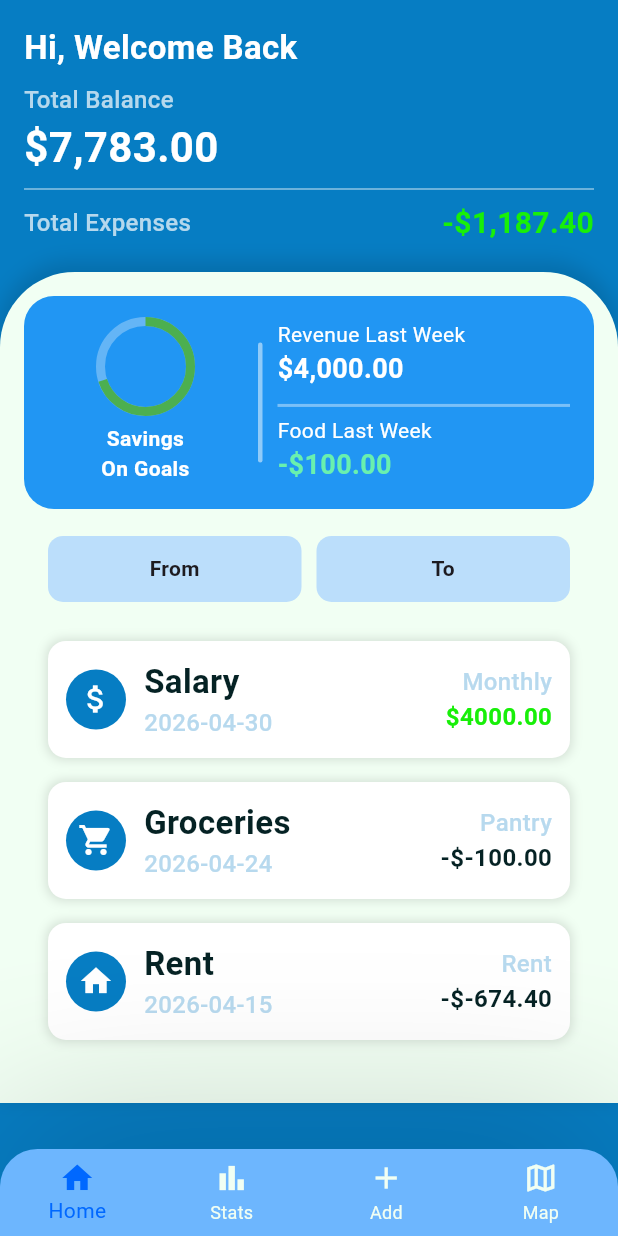
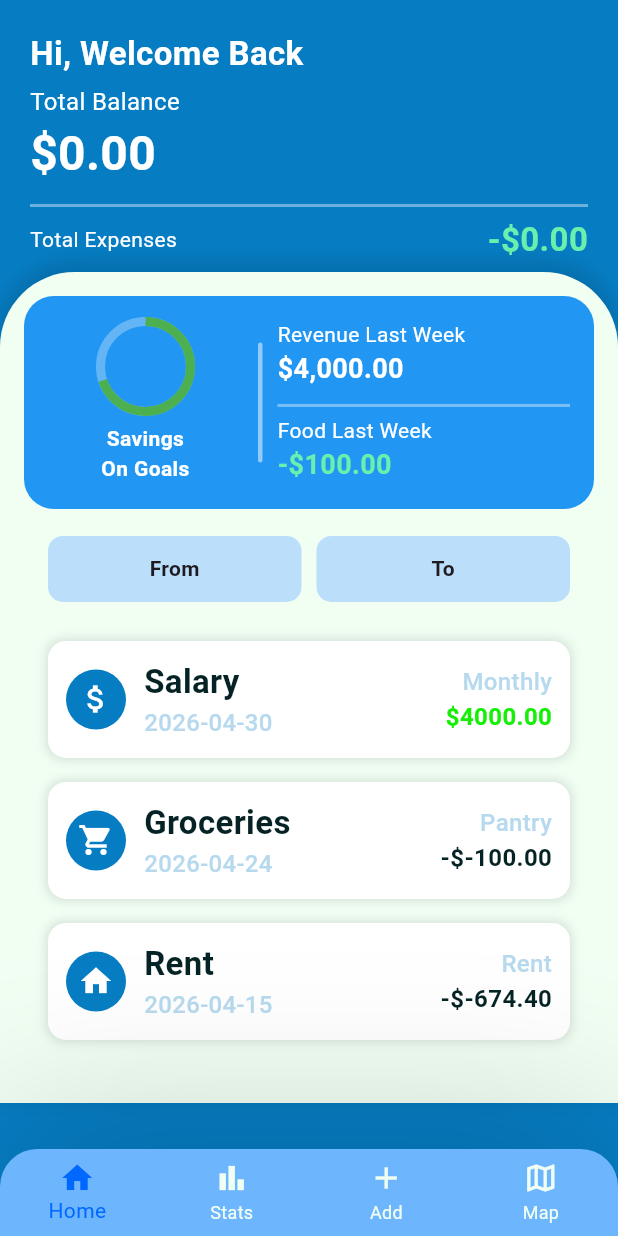
Before and after one commit to Moviles-G45/FlutterApp, a Flutter app: the HomeScreen screen opened by its route, on a phone screen of 412 x 824 dp. Run offline on Flutter 3.47's test engine with Material 3 defaults, Android fonts, the phone set to English and light mode, and no system bars; our stand-ins replace firebase_auth, firebase_core, geolocator, google_maps_flutter, shared_preferences; accounts and stored records are empty; network calls fail; statements that could not run were skipped.

```diff
--- a/flutter/lib/presentation/widgets/expense_widgets.dart
+++ b/flutter/lib/presentation/widgets/expense_widgets.dart
@@ -3,6 +3,7 @@ import 'package:flutter/material.dart';
 import 'package:intl/intl.dart';
 import 'dart:convert';
 import 'package:http/http.dart' as http;
+
 
 
 
--- a/flutter/lib/presentation/widgets_home/balance_card.dart
+++ b/flutter/lib/presentation/widgets_home/balance_card.dart
@@ -1,35 +1,109 @@
 import 'package:finances/config/theme/colors.dart';
-import 'package:finances/config/theme/text_styles.dart';
 import 'package:flutter/material.dart';
+import 'package:finances/services/api_service.dart';
 
+class BalanceCard extends StatefulWidget {
+  @override
+  _BalanceCardState createState() => _BalanceCardState();
+}
 
-class BalanceCard extends StatelessWidget {
+class _BalanceCardState extends State<BalanceCard> {
+  double totalBalance = 0.0;
+  double totalExpense = 0.0;
+  bool isLoading = true;
+
+  final ApiService apiService = ApiService();
+  final String userEmail = "johndoe@example.com"; // Reemplaza con el usuario actual
+
+  @override
+  void initState() {
+    super.initState();
+    fetchBalance();
+  }
+
+  Future<void> fetchBalance() async {
+    try {
+      final spentData = await apiService.getTotalSpent(userEmail);
+      final balanceData = await apiService.getMonthlyBalance(userEmail, 2024, 4);
+
+      setState(() {
+        totalBalance = balanceData["balance"] ?? 0.0;
+        totalExpense = spentData["total_spent"] ?? 0.0;
+        isLoading = false;
+      });
+    } catch (e) {
+      print("Error al obtener los datos: $e");
+      setState(() {
+        isLoading = false;
+      });
+    }
+  }
+
   @override
   Widget build(BuildContext context) {
     return Container(
-      padding: EdgeInsets.all(16),
+      width: double.infinity, // Ocupar todo el ancho
+      padding: EdgeInsets.all(20), // Espaciado interno
       decoration: BoxDecoration(
         color: AppColors.background,
-        borderRadius: BorderRadius.circular(16),
+        borderRadius: BorderRadius.only( // 🔹 Bordes redondeados solo en la parte inferior
+          bottomLeft: Radius.circular(20),
+          bottomRight: Radius.circular(20),
+        ),
       ),
       child: Column(
+
         crossAxisAlignment: CrossAxisAlignment.start,
         children: [
-          Text("Hi, Welcome Back",
-              style: AppTextStyles.heading.copyWith(color: Colors.white)),
-          SizedBox(height: 8),
-          Text("Total Balance",
-              style: AppTextStyles.subheading.copyWith(color: Colors.white70)),
-          Text("\$7,783.00",
-              style: AppTextStyles.balanceText.copyWith(color: Colors.white)),
-          Divider(color: Colors.white54),
+          // 🔹 Mensaje de bienvenida
+          Text(
+            "Hi, Welcome Back",
+            style: TextStyle(
+              color: Colors.white,
+              fontSize: 22,
+              fontWeight: FontWeight.bold,
+            ),
+          ),
+          SizedBox(height: 5),
+
+          // 🔹 Sección de Total Balance
+          Text("Total Balance", style: TextStyle(color: Colors.white, fontSize: 16)),
+          SizedBox(height: 0),
+          isLoading
+              ? CircularProgressIndicator(color: Colors.white)
+              : Text(
+                  "\$${totalBalance.toStringAsFixed(2)}",
+                  style: TextStyle(color: Colors.white, fontSize: 32, fontWeight: FontWeight.bold),
+                ),
+          SizedBox(height: 5),
+
+          // 🔹 Línea divisoria mejorada
+          Container(
+            height: 2,
+            width: double.infinity,
+            margin: EdgeInsets.symmetric(vertical: 6),
+            color: Colors.white.withOpacity(0.4),
+          ),
+
+          // 🔹 Sección de Total Expenses (Mismo Renglón)
           Row(
             mainAxisAlignment: MainAxisAlignment.spaceBetween,
             children: [
-              Text("Total Expenses",
-                  style:
-                      AppTextStyles.subheading.copyWith(color: Colors.white70)),
-              Text("-\$1,187.40", style: AppTextStyles.expenseText),
+              Text(
+                "Total Expenses",
+                style: TextStyle(color: Colors.white, fontSize: 14), // 🔹 Tamaño reducido
+              ),
+              isLoading
+                  ? CircularProgressIndicator(color: Colors.white)
+                  : Text(
+                      "-\$${totalExpense.toStringAsFixed(2)}",
+                      style: TextStyle(
+                        color: Colors.greenAccent,
+                        fontSize: 22, // 🔹 Tamaño reducido para mantener jerarquía
+                        fontWeight: FontWeight.bold,
+                      ),
+                      textAlign: TextAlign.end,
+                    ),
             ],
           ),
         ],
```
Also changed, not shown: flutter/pubspec.lock.
